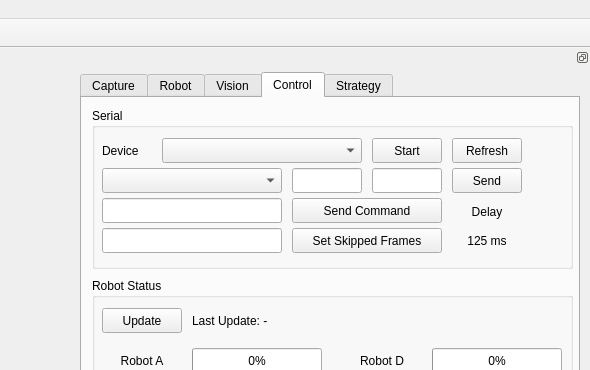
Qt form interface/mainwindow.ui (PEQUI-MEC/PY-VSSS-INF) before a commit; both pictures show x 765 to 1355 and y 0 to 370 of the 1355 by 600 pixel window.
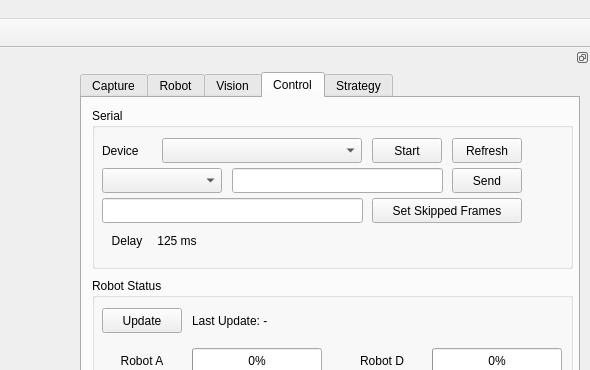
The same form after that commit. The open tabs and pages were chosen to show the change. Icons and pictures are not drawn.

Commit message: Criando função sendMessage no hermes.py para a interface

Patch:
```diff
--- a/interface/mainwindow.ui
+++ b/interface/mainwindow.ui
@@ -6211,13 +6211,13 @@
          <rect>
           <x>10</x>
           <y>60</y>
-          <width>180</width>
+          <width>120</width>
           <height>25</height>
          </rect>
         </property>
         <property name="minimumSize">
          <size>
-          <width>180</width>
+          <width>120</width>
           <height>25</height>
          </size>
         </property>
@@ -6253,26 +6253,6 @@
          </property>
         </item>
        </widget>
-       <widget class="QLineEdit" name="lineEditControlSerialSpeedLeft">
-        <property name="geometry">
-         <rect>
-          <x>200</x>
-          <y>60</y>
-          <width>70</width>
-          <height>25</height>
-         </rect>
-        </property>
-       </widget>
-       <widget class="QLineEdit" name="lineEditControlSerialSpeedRight">
-        <property name="geometry">
-         <rect>
-          <x>280</x>
-          <y>60</y>
-          <width>70</width>
-          <height>25</height>
-         </rect>
-        </property>
-       </widget>
        <widget class="QPushButton" name="pushButtonControlSerialSend">
         <property name="geometry">
          <rect>
@@ -6298,58 +6278,11 @@
          <string>Send</string>
         </property>
        </widget>
-       <widget class="QLineEdit" name="lineEditControlSerialSendCommand">
-        <property name="geometry">
-         <rect>
-          <x>10</x>
-          <y>90</y>
-          <width>180</width>
-          <height>25</height>
-         </rect>
-        </property>
-        <property name="minimumSize">
-         <size>
-          <width>180</width>
-          <height>0</height>
-         </size>
-        </property>
-        <property name="maximumSize">
-         <size>
-          <width>180</width>
-          <height>16777215</height>
-         </size>
-        </property>
-       </widget>
-       <widget class="QPushButton" name="pushButtonControlSerialSendCommand">
-        <property name="geometry">
-         <rect>
-          <x>200</x>
-          <y>90</y>
-          <width>150</width>
-          <height>25</height>
-         </rect>
-        </property>
-        <property name="minimumSize">
-         <size>
-          <width>150</width>
-          <height>25</height>
-         </size>
-        </property>
-        <property name="maximumSize">
-         <size>
-          <width>100</width>
-          <height>25</height>
-         </size>
-        </property>
-        <property name="text">
-         <string>Send Command</string>
-        </property>
-       </widget>
        <widget class="QPushButton" name="pushButtonControlSerialSetSkippedFrames">
         <property name="geometry">
          <rect>
-          <x>200</x>
-          <y>120</y>
+          <x>280</x>
+          <y>90</y>
           <width>150</width>
           <height>25</height>
          </rect>
@@ -6370,28 +6303,6 @@
          <string>Set Skipped Frames</string>
         </property>
        </widget>
-       <widget class="QLineEdit" name="lineEditControlSerialSetSkippedFrames">
-        <property name="geometry">
-         <rect>
-          <x>10</x>
-          <y>120</y>
-          <width>180</width>
-          <height>25</height>
-         </rect>
-        </property>
-        <property name="minimumSize">
-         <size>
-          <width>180</width>
-          <height>0</height>
-         </size>
-        </property>
-        <property name="maximumSize">
-         <size>
-          <width>180</width>
-          <height>16777215</height>
-         </size>
-        </property>
-       </widget>
        <widget class="QPushButton" name="pushButtonControlSerialDeviceStart">
         <property name="geometry">
          <rect>
@@ -6420,8 +6331,8 @@
        <widget class="QLabel" name="labelControlSerialDelayFixed">
         <property name="geometry">
          <rect>
-          <x>360</x>
-          <y>91</y>
+          <x>0</x>
+          <y>120</y>
           <width>70</width>
           <height>25</height>
          </rect>
@@ -6448,7 +6359,7 @@
        <widget class="QLabel" name="labelControlSerialDelay">
         <property name="geometry">
          <rect>
-          <x>360</x>
+          <x>50</x>
           <y>120</y>
           <width>70</width>
           <height>25</height>
@@ -6473,6 +6384,50 @@
          <set>Qt::AlignCenter</set>
         </property>
        </widget>
+       <widget class="QLineEdit" name="lineEditControlSerialSend">
+        <property name="geometry">
+         <rect>
+          <x>140</x>
+          <y>60</y>
+          <width>211</width>
+          <height>25</height>
+         </rect>
+        </property>
+        <property name="minimumSize">
+         <size>
+          <width>180</width>
+          <height>0</height>
+         </size>
+        </property>
+        <property name="maximumSize">
+         <size>
+          <width>300</width>
+          <height>16777215</height>
+         </size>
+        </property>
+       </widget>
+       <widget class="QLineEdit" name="lineEditControlSerialSetSkippedFrames">
+        <property name="geometry">
+         <rect>
+          <x>10</x>
+          <y>90</y>
+          <width>261</width>
+          <height>25</height>
+         </rect>
+        </property>
+        <property name="minimumSize">
+         <size>
+          <width>180</width>
+          <height>0</height>
+         </size>
+        </property>
+        <property name="maximumSize">
+         <size>
+          <width>300</width>
+          <height>16777215</height>
+         </size>
+        </property>
+       </widget>
       </widget>
       <widget class="QGroupBox" name="groupBoxControlRobotStatus">
        <property name="geometry">
```
Left out of the diff: 2 changed lines with no effect on the pictures. The commit also changes 3 other files.
